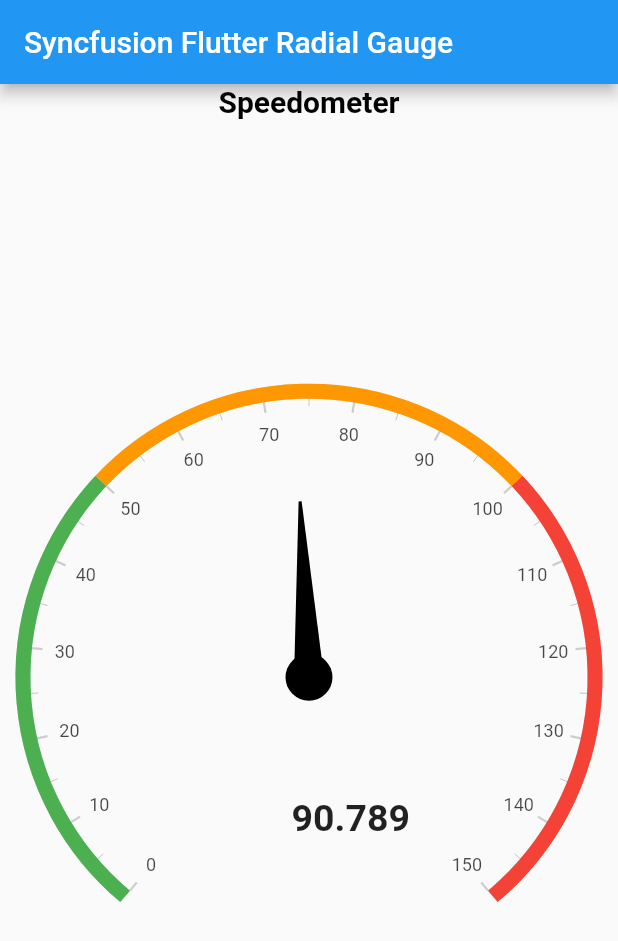
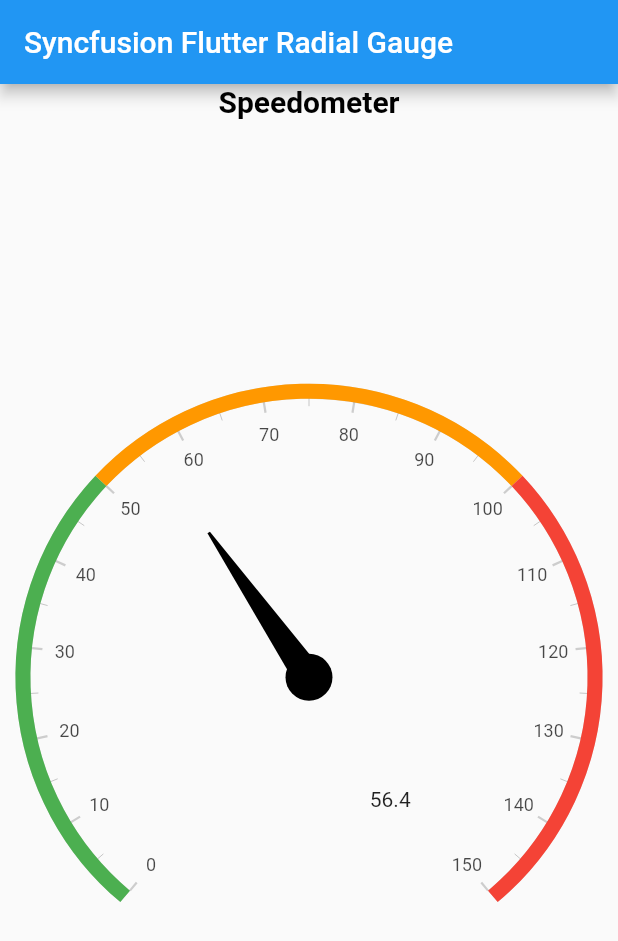
Before and after one commit to cpechhacker/flutter_ble, a Flutter app: the MyHomePage screen opened directly, on a phone screen of 412 x 824 dp. Shown: the top 941 px of the screen. Run offline on Flutter 3.47's test engine with Material 2 defaults, Android fonts, the phone set to English and light mode, and no system bars; drawn by our look-alikes of syncfusion_flutter_gauges; our stand-ins replace flutter_blue, flutter_colorpicker, stop_watch_timer; missing offline and left inert: fl_animated_linechart.

Commit message:
make widget react to global string inputs

```diff
--- a/lib/WidgetGauge.dart
+++ b/lib/WidgetGauge.dart
@@ -24,9 +24,13 @@ class MyHomePage extends StatefulWidget {
   _MyHomePageState createState() => _MyHomePageState();
 }
 
+
+var gaugeAnzeige = 56.4; // StopWatchTimer.getDisplayTime(value, hours: false); // , hours: _isHours);
+var gaugeAnzeigeString = gaugeAnzeige.toString();
+
 class _MyHomePageState extends State<MyHomePage> {
-  var GaugeAnzeige = 73.45;
-  var String = "95";
+  //var GaugeAnzeige = 73.45;
+
 
   @override
   Widget build(BuildContext context) {
@@ -58,14 +62,12 @@ class _MyHomePageState extends State<MyHomePage> {
                     startWidth: 10,
                     endWidth: 10)
               ], pointers: <GaugePointer>[
-                NeedlePointer(value: GaugeAnzeige)
+                NeedlePointer(value: gaugeAnzeige)
               ], annotations: <GaugeAnnotation>[
                 GaugeAnnotation(
                     widget: Container(
-                        child: const Text("90.789",   //// HOW TO DO THIS ???
-                            style: TextStyle(
-                                fontSize: 25, fontWeight: FontWeight.bold))),
-                    angle: GaugeAnzeige,
+                        child: Text(gaugeAnzeigeString)),
+                    angle: gaugeAnzeige,
                     positionFactor: 0.5)
               ])
             ]));
```
